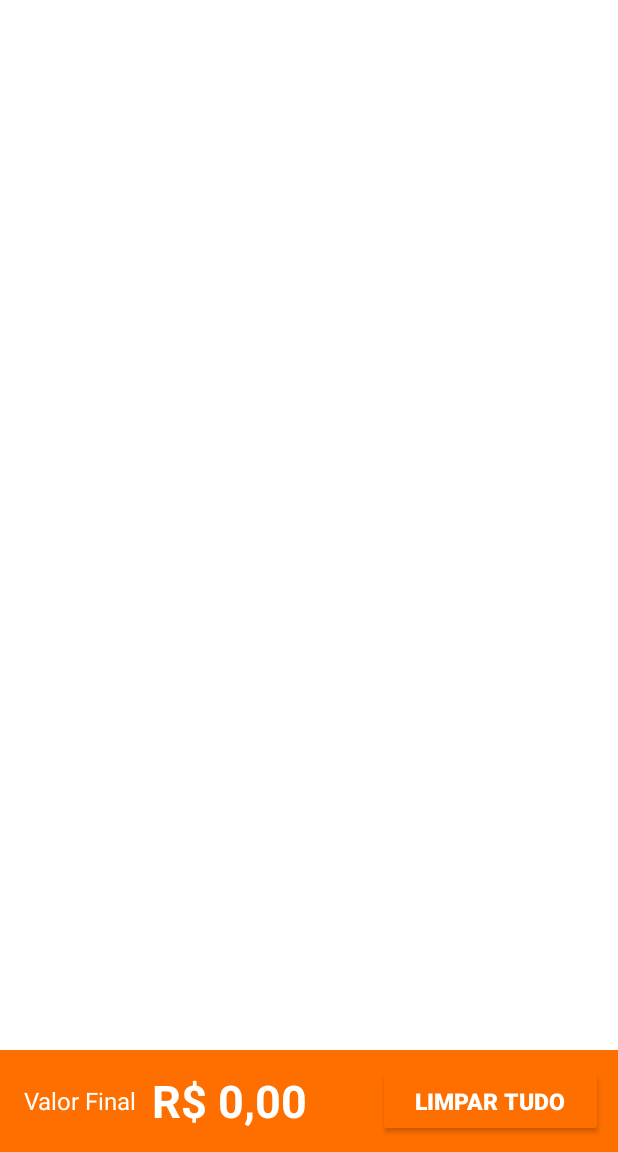
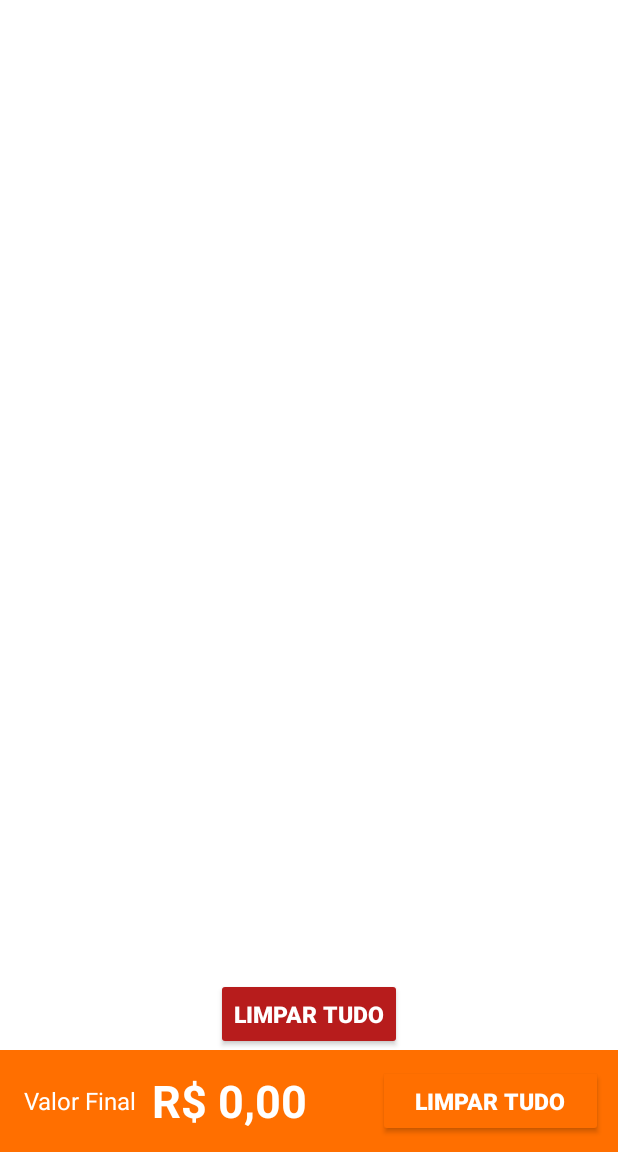
Before and after one commit to harrissondutra/App_Cardapio_Online, an Android app: the layout activity_main.xml on its own in the app's theme, with its tools: preview values and no code run, on a phone screen of 412 x 824 dp, the part 84-1236 px from its top. Run offline under Robolectric (Android 15) with nearby library versions, the phone set to English and light mode, and no system bars.

Commit message:
implementação do botão Limpar tudo

```diff
--- a/app/src/main/java/com/harrisson/cardapioonline/ui/activity/MainActivity.kt
+++ b/app/src/main/java/com/harrisson/cardapioonline/ui/activity/MainActivity.kt
@@ -47,7 +47,7 @@ class MainActivity : AppCompatActivity(), ChildRecyclerViewAdapter.FoodInterface
         getItemFood()
         adapter.notifyDataSetChanged()
 
-        binding.btnClear.setOnClickListener {
+        binding.clearButton.setOnClickListener {
             // Limpar carrinho de compras e alterar todas as quantidades para 0
             totalPrice = 0.0
             getRenewTotalValue(totalPrice)
--- a/app/src/main/java/com/harrisson/cardapioonline/ui/adapter/ChildRecyclerViewAdapter.kt
+++ b/app/src/main/java/com/harrisson/cardapioonline/ui/adapter/ChildRecyclerViewAdapter.kt
@@ -29,6 +29,7 @@ class ChildRecyclerViewAdapter(
         var buttonAdd = itemView.findViewById<ImageView>(R.id.btn_add_food)
         var btn_remove = itemView.findViewById<ImageView>(R.id.btn_rem_food)
         var editText = itemView.findViewById<TextView>(R.id.edt_qtd_food)
+        var clearButton = itemView.findViewById<ImageView>(R.id.btn_clear)
 
         fun vincula(food : ChildItem) {
             val image = itemView.findViewById<ImageView>(R.id.img_food)
--- a/app/src/main/res/layout/activity_main.xml
+++ b/app/src/main/res/layout/activity_main.xml
@@ -41,10 +41,31 @@
         android:id="@+id/parentRecyclerView"
         android:layout_width="0dp"
         android:layout_height="0dp"
-        app:layout_constraintBottom_toTopOf="@id/footer"
+        app:layout_constraintBottom_toTopOf="@id/clear_button"
         app:layout_constraintEnd_toEndOf="parent"
         app:layout_constraintStart_toStartOf="parent"
-        app:layout_constraintTop_toBottomOf="@id/toolbar" />
+        app:layout_constraintTop_toBottomOf="@id/toolbar">
+
+    </androidx.recyclerview.widget.RecyclerView>
+
+    <Button
+        android:id="@+id/clear_button"
+        android:layout_width="wrap_content"
+        android:layout_height="wrap_content"
+        android:backgroundTint="@color/red"
+        android:text="@string/btn_clear"
+        android:textAlignment="center"
+        android:textAllCaps="true"
+        android:textColor="@color/white"
+        android:textSize="15sp"
+        android:textStyle="bold"
+        app:layout_constraintEnd_toEndOf="parent"
+        app:layout_constraintStart_toStartOf="parent"
+        app:layout_constraintBottom_toTopOf="@id/footer"
+        />
+
+
+
 
     <androidx.appcompat.widget.Toolbar
         android:layout_width="match_parent"
@@ -75,16 +96,8 @@
             android:textColor="@color/white"
             />
 
-        <!--  <Button
-              android:id="@+id/btn_next"
-              android:layout_width="wrap_content"
-              android:layout_height="wrap_content"
-              android:layout_gravity="end"
-              android:background="@color/white"
-              android:corner_radius="10dp"
-              android:text="@string/btn_next"
-              android:layout_marginEnd="20dp"
-              />-->
+
+
         <Button
             android:id="@+id/btn_clear"
             android:layout_width="150dp"
```
